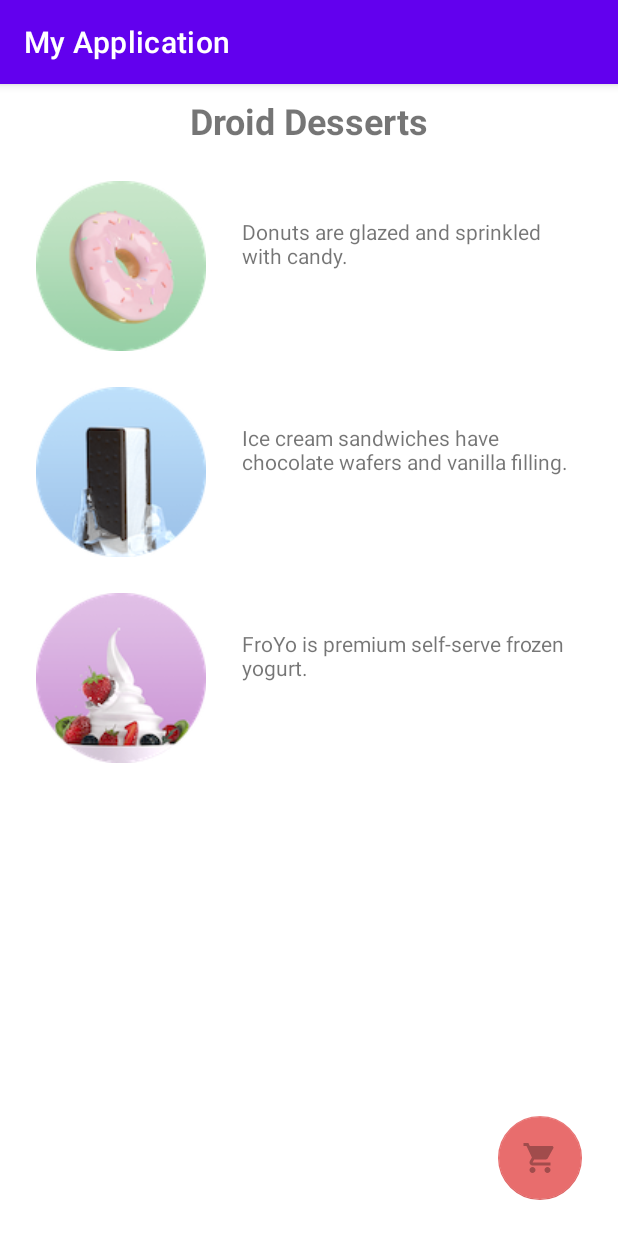
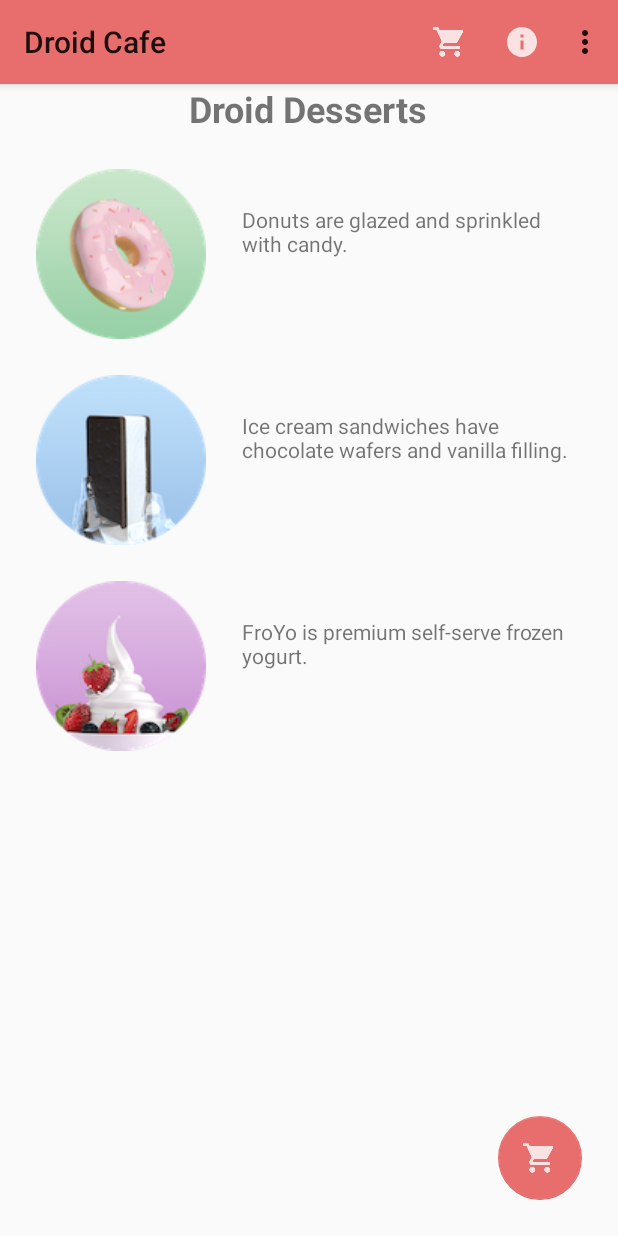
Before and after one commit to DuarteCosta/DroidDesserts-android-kotlin, an Android app: the screen it shows after launch (MainActivity), on a phone screen of 412 x 824 dp. Run offline under Robolectric (Android 15) with nearby library versions, the phone set to English and light mode, and no system bars.

```diff
--- a/app/build.gradle
+++ b/app/build.gradle
@@ -41,6 +41,7 @@ dependencies {
     implementation 'androidx.appcompat:appcompat:1.3.0'
     implementation 'com.google.android.material:material:1.3.0'
     implementation 'androidx.constraintlayout:constraintlayout:2.0.4'
+    implementation 'androidx.coordinatorlayout:coordinatorlayout:1.1.0'
     testImplementation 'junit:junit:4.+'
     androidTestImplementation 'androidx.test.ext:junit:1.1.2'
     androidTestImplementation 'androidx.test.espresso:espresso-core:3.3.0'
--- a/app/src/main/AndroidManifest.xml
+++ b/app/src/main/AndroidManifest.xml
@@ -8,9 +8,11 @@
         android:label="@string/app_name"
         android:roundIcon="@mipmap/ic_launcher_round"
         android:supportsRtl="true"
-        android:theme="@style/Theme.MyApplication">
+        android:theme="@style/Theme.AppCompat.Light.NoActionBar"
+        >
         <activity android:name=".OrderActivity"></activity>
         <activity android:name=".MainActivity">
+
             <intent-filter>
                 <action android:name="android.intent.action.MAIN" />
 
--- a/app/src/main/java/com/example/myapplication/MainActivity.kt
+++ b/app/src/main/java/com/example/myapplication/MainActivity.kt
@@ -2,6 +2,8 @@ package com.example.myapplication
 
 import android.content.Intent
 import android.os.Bundle
+import android.view.Menu
+import android.view.MenuItem
 import android.view.View
 import android.widget.Toast
 import androidx.appcompat.app.AppCompatActivity
@@ -16,12 +18,41 @@ class MainActivity : AppCompatActivity() {
     override fun onCreate(savedInstanceState: Bundle?) {
         super.onCreate(savedInstanceState)
         setContentView(R.layout.activity_main)
+        setSupportActionBar(findViewById(R.id.my_toolbar))
         floats.isEnabled = false;
         floats.setOnClickListener { view ->
             buyView(view)
 
         }
 
+    }
+
+    override fun onCreateOptionsMenu(menu: Menu?): Boolean {
+        // Inflate the menu; this adds items to the action bar if it is present.
+        menuInflater.inflate(R.menu.menu_main, menu)
+        return true
+    }
+
+
+    override fun onOptionsItemSelected(item: MenuItem): Boolean {
+        when (item.itemId) {
+
+            R.id.action_status -> {
+                display(getString(R.string.action_status_message))
+                return true
+            }
+            R.id.action_favorites -> {
+                display(getString(R.string.action_favorites_message))
+                return true
+            }
+            R.id.action_contact -> {
+                display(getString(R.string.action_contact_message))
+                return true
+            }
+            else -> {
+            }
+        }
+        return super.onOptionsItemSelected(item)
     }
 
 
--- a/app/src/main/res/drawable-anydpi/ic_shopping_cart.xml
+++ /dev/null
@@ -1,11 +0,0 @@
-<vector xmlns:android="http://schemas.android.com/apk/res/android"
-    android:width="24dp"
-    android:height="24dp"
-    android:viewportWidth="24"
-    android:viewportHeight="24"
-    android:tint="#FFFFFF"
-    android:alpha="0.8">
-  <path
-      android:fillColor="@android:color/white"
-      android:pathData="M7,18c-1.1,0 -1.99,0.9 -1.99,2S5.9,22 7,22s2,-0.9 2,-2 -0.9,-2 -2,-2zM1,2v2h2l3.6,7.59 -1.35,2.45c-0.16,0.28 -0.25,0.61 -0.25,0.96 0,1.1 0.9,2 2,2h12v-2L7.42,15c-0.14,0 -0.25,-0.11 -0.25,-0.25l0.03,-0.12 0.9,-1.63h7.45c0.75,0 1.41,-0.41 1.75,-1.03l3.58,-6.49c0.08,-0.14 0.12,-0.31 0.12,-0.48 0,-0.55 -0.45,-1 -1,-1L5.21,4l-0.94,-2L1,2zM17,18c-1.1,0 -1.99,0.9 -1.99,2s0.89,2 1.99,2 2,-0.9 2,-2 -0.9,-2 -2,-2z"/>
-</vector>
--- /dev/null
+++ b/app/src/main/res/drawable-anydpi/ic_status_info.xml
@@ -0,0 +1,11 @@
+<vector xmlns:android="http://schemas.android.com/apk/res/android"
+    android:width="24dp"
+    android:height="24dp"
+    android:viewportWidth="24"
+    android:viewportHeight="24"
+    android:tint="#FFFFFF"
+    android:alpha="0.8">
+  <path
+      android:fillColor="@android:color/white"
+      android:pathData="M12,2C6.48,2 2,6.48 2,12s4.48,10 10,10 10,-4.48 10,-10S17.52,2 12,2zM13,17h-2v-6h2v6zM13,9h-2L11,7h2v2z"/>
+</vector>
--- a/app/src/main/res/layout/activity_main.xml
+++ b/app/src/main/res/layout/activity_main.xml
@@ -6,17 +6,28 @@
     android:layout_height="match_parent"
     tools:context=".MainActivity">
 
+    <androidx.appcompat.widget.Toolbar
+        android:id="@+id/my_toolbar"
+        app:title="Droid Cafe"
+        android:layout_width="match_parent"
+        android:layout_height="?attr/actionBarSize"
+        android:background="#E86D6D"
+        android:elevation="4dp"
+        android:theme="@style/ThemeOverlay.AppCompat.ActionBar"
+        app:layout_constraintTop_toTopOf="parent"
+        tools:layout_editor_absoluteX="0dp" />
+
     <TextView
         android:id="@+id/textintro"
         android:layout_width="wrap_content"
         android:layout_height="wrap_content"
-        android:layout_marginTop="8dp"
         android:text="@string/droid_desserts"
         android:textSize="24sp"
         android:textStyle="bold"
+        app:layout_constraintHorizontal_bias="0.498"
         app:layout_constraintLeft_toLeftOf="parent"
         app:layout_constraintRight_toRightOf="parent"
-        app:layout_constraintTop_toTopOf="parent" />
+        app:layout_constraintTop_toBottomOf="@+id/my_toolbar" />
 
     <ImageView
         android:id="@+id/donut"
@@ -26,11 +37,10 @@
         android:layout_marginLeft="24dp"
         android:layout_marginTop="24dp"
         android:contentDescription="@string/donuts"
+        android:onClick="showDonut"
         app:layout_constraintStart_toStartOf="parent"
         app:layout_constraintTop_toBottomOf="@+id/textintro"
-        app:srcCompat="@drawable/donut_circle"
-       android:onClick="showDonut"
-        />
+        app:srcCompat="@drawable/donut_circle" />
 
     <ImageView
         android:id="@+id/ice_cream"
@@ -40,11 +50,10 @@
         android:layout_marginLeft="24dp"
         android:layout_marginTop="24dp"
         android:contentDescription="@string/ice_cream_sandwiches"
+        android:onClick="showIce"
         app:layout_constraintStart_toStartOf="parent"
         app:layout_constraintTop_toBottomOf="@+id/donut"
-        app:srcCompat="@drawable/icecream_circle"
-        android:onClick="showIce"
-        />
+        app:srcCompat="@drawable/icecream_circle" />
 
     <ImageView
         android:id="@+id/froyo"
@@ -54,11 +63,10 @@
         android:layout_marginLeft="24dp"
         android:layout_marginTop="24dp"
         android:contentDescription="@string/froyo"
+        android:onClick="showFroyo"
         app:layout_constraintStart_toStartOf="parent"
         app:layout_constraintTop_toBottomOf="@+id/ice_cream"
-        app:srcCompat="@drawable/froyo_circle"
-        android:onClick="showFroyo"
-        />
+        app:srcCompat="@drawable/froyo_circle" />
 
     <TextView
         android:id="@+id/donut_description"
--- /dev/null
+++ b/app/src/main/res/menu/menu_main.xml
@@ -0,0 +1,33 @@
+<?xml version="1.0" encoding="utf-8"?>
+<menu xmlns:android="http://schemas.android.com/apk/res/android"
+    xmlns:app="http://schemas.android.com/apk/res-auto"
+    >
+    <item android:id="@+id/action_settings"
+        android:orderInCategory="100"
+        android:title="@string/action_settings"
+        app:showAsAction="never"/>
+    <item
+        android:id="@+id/action_order"
+        android:icon="@drawable/ic_shopping_cart"
+        android:orderInCategory="10"
+        android:title="@string/order"
+        app:showAsAction="always" />
+    <item
+        android:id="@+id/action_status"
+        android:icon="@drawable/ic_status_info"
+        android:orderInCategory="20"
+        android:title="@string/status"
+        app:showAsAction="always" />
+    <item
+        android:id="@+id/action_favorites"
+        android:icon="@drawable/ic_favorite"
+        android:orderInCategory="30"
+        android:title="@string/favorites"
+        app:showAsAction="ifRoom" />
+
+    <item
+        android:id="@+id/action_contact"
+        android:orderInCategory="30"
+        android:title="@string/contact"
+        app:showAsAction="never" />
+</menu>
--- a/app/src/main/res/values/strings.xml
+++ b/app/src/main/res/values/strings.xml
@@ -1,5 +1,6 @@
 <resources>
     <string name="app_name">My Application</string>
+    <string name="action_settings">Settings</string>
     <string name="donuts">Donuts are glazed and sprinkled with candy.</string>
     <string name="ice_cream_sandwiches">Ice cream sandwiches have chocolate wafers and vanilla filling.</string>
     <string name="froyo">FroYo is premium self-serve frozen yogurt.</string>
@@ -18,6 +19,13 @@
     <string name="same_day_delivery">Same day delivery</string>
     <string name="next_day_delivery">Next day delivery</string>
     <string name="pick_up">Pick up</string>
+    <string name="contact">Contact</string>
+    <string name="favorites">Favorites</string>
+    <string name="status">Status</string>
+    <string name="action_order_message">You selected Order.</string>
+    <string name="action_status_message">You selected Status.</string>
+    <string name="action_favorites_message">You selected Favorites.</string>
+    <string name="action_contact_message">You selected Contact.</string>
     <string-array name="labels_array">
         <item>Home</item>
         <item>Work</item>
--- a/app/src/main/res/values/themes.xml
+++ b/app/src/main/res/values/themes.xml
@@ -2,15 +2,16 @@
     <!-- Base application theme. -->
     <style name="Theme.MyApplication" parent="Theme.MaterialComponents.DayNight.DarkActionBar">
         <!-- Primary brand color. -->
-        <item name="colorPrimary">@color/purple_500</item>
         <item name="colorPrimaryVariant">@color/purple_700</item>
         <item name="colorOnPrimary">@color/white</item>
+
+
         <!-- Secondary brand color. -->
         <item name="colorSecondary">@color/teal_200</item>
         <item name="colorSecondaryVariant">@color/teal_700</item>
         <item name="colorOnSecondary">@color/black</item>
         <!-- Status bar color. -->
-        <item name="android:statusBarColor" tools:targetApi="l">?attr/colorPrimaryVariant</item>
+
         <!-- Customize your theme here. -->
     </style>
 </resources>
```
Also changed, not shown: app/src/main/res/drawable-hdpi/ic_status_info.png (added), app/src/main/res/drawable-mdpi/ic_status_info.png (added), app/src/main/res/drawable-xhdpi/ic_status_info.png (added), app/src/main/res/drawable-xxhdpi/ic_status_info.png (added).
